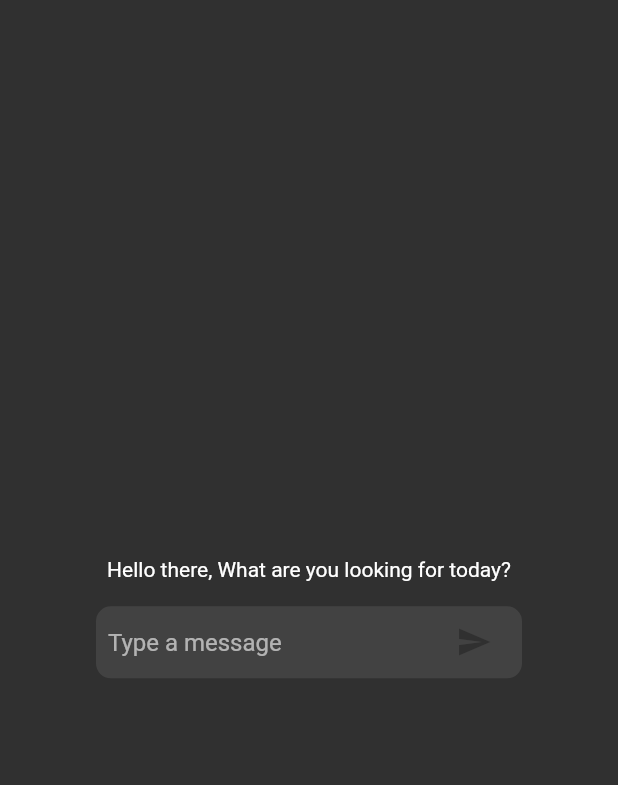
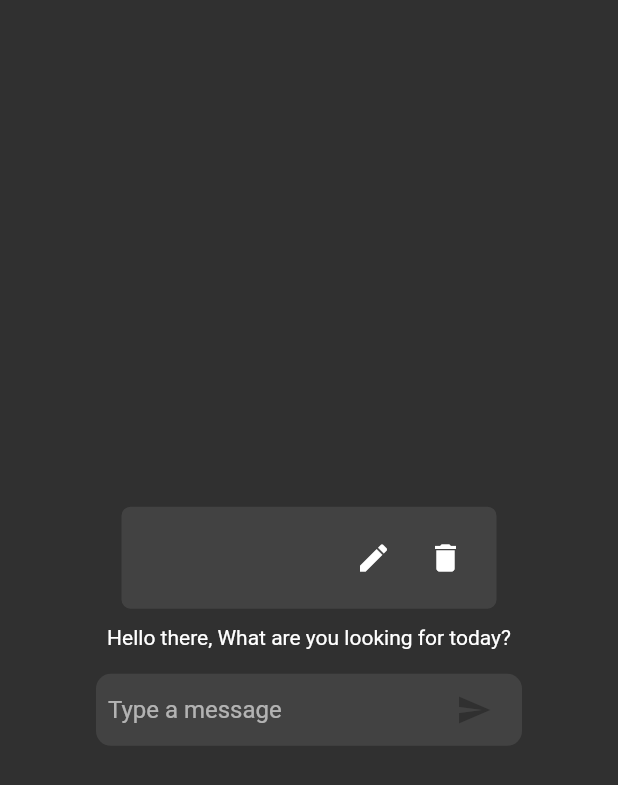
Before and after one commit to JanDuchnowski/chatapp, a Flutter app: the screen it shows after launch, after a tap on the "send" icon, on a phone screen of 412 x 824 dp. Shown: the top 785 px of the screen. Run offline on Flutter 3.47's test engine with Material 2 defaults, Android fonts, the phone set to English and light mode, and no system bars; our stand-ins replace bloc, equatable, flutter_bloc.

Commit message:
Working delete and edit message

```diff
--- a/chat_app/lib/bloc/chat/chat_bloc.dart
+++ b/chat_app/lib/bloc/chat/chat_bloc.dart
@@ -1,15 +1,24 @@
 import 'package:bloc/bloc.dart';
-import 'package:chat_app/screens/chat_screen/widgets/chat_message.dart';
+import 'package:chat_app/interfaces/chat_interface.dart';
 import 'package:equatable/equatable.dart';
-import 'package:meta/meta.dart';
+import 'package:flutter/material.dart';
 
 part 'chat_event.dart';
 part 'chat_state.dart';
 
 class ChatBloc extends Bloc<ChatEvent, ChatState> {
-  ChatBloc() : super(ChatInitial()) {
-    on<ChatEvent>((event, emit) {
-      // TODO: implement event handler
-    });
+  final ChatInterface chatInterface;
+  ChatBloc({required this.chatInterface}) : super(ChatState.initial()) {
+  on<NewMessageEvent>((event, emit) async{
+    final Map<String, dynamic> response = await chatInterface.handleNewMessage(event.message);
+    final List<String> messageHistory = state.messageHistory + [event.message];
+    emit(state.copyWith(messageHistory: messageHistory, answer:'answer', status: ChatStateStatus.fetched));
+  },);
+
+  on<DeleteMessageEvent>((event, emit) {
+    final List<String> messageHistory = state.messageHistory;
+    final List<String> szyc = List.from(messageHistory)..removeAt(event.index);
+    emit(state.copyWith(messageHistory: szyc, answer:'answer', status: ChatStateStatus.messageDeleted));
+  },);
   }
 }
--- a/chat_app/lib/bloc/chat/chat_event.dart
+++ b/chat_app/lib/bloc/chat/chat_event.dart
@@ -6,8 +6,17 @@ sealed class ChatEvent extends Equatable {}
 final class NewMessageEvent extends ChatEvent {
   final String message;
 
-  NewMessageEvent(this.message);
+  NewMessageEvent({required this.message});
 
   @override
   List<Object> get props => [message];
 }
+
+final class DeleteMessageEvent extends ChatEvent {
+  final int index;
+
+  DeleteMessageEvent({required this.index});
+
+  @override
+  List<Object> get props => [index];
+}
--- a/chat_app/lib/bloc/chat/chat_state.dart
+++ b/chat_app/lib/bloc/chat/chat_state.dart
@@ -1,18 +1,31 @@
 part of 'chat_bloc.dart';
 
+enum ChatStateStatus { initial, fetching, fetched, newMessageAdded ,messageDeleted}
+
 @immutable
-sealed class ChatState extends Equatable {}
+ class ChatState extends Equatable {
+    final List<String> messageHistory;
+  final String answer;
+  final ChatStateStatus status;
 
-final class ChatInitial extends ChatState {
-  @override
-  List<Object> get props => [];
-}
+  const ChatState({required this.messageHistory, required this.answer, required this.status});
 
-final class ChatFetchedState extends ChatState {
-  final List<ChatMessage> messages;
+  ChatState.initial()
+      : messageHistory = [],
+        answer = '', status = ChatStateStatus.initial;
 
-  ChatFetchedState(this.messages);
+  ChatState copyWith({
+    List<String>? messageHistory,
+    String? answer,
+    ChatStateStatus? status,
+  }) {
+    return ChatState(
+      messageHistory: messageHistory ?? this.messageHistory,
+      answer: answer ?? this.answer,
+      status: status ?? this.status,
+    );
+  }
 
   @override
-  List<Object> get props => [messages];
+  List<Object> get props => [messageHistory, answer, status];
 }
--- a/chat_app/lib/main.dart
+++ b/chat_app/lib/main.dart
@@ -1,18 +1,19 @@
 import 'package:chat_app/bloc/authentication/authentication_bloc.dart';
+import 'package:chat_app/bloc/bloc_observer.dart';
 import 'package:chat_app/bloc/chat/chat_bloc.dart';
 import 'package:chat_app/bloc/theme/theme_bloc.dart';
-import 'package:chat_app/constant_strings.dart';
-import 'package:chat_app/screens/chat_screen/widgets/chat_message.dart';
-import 'package:chat_app/theme/theme.dart';
-import 'package:chat_app/utils/build_context_data.dart';
+import 'package:chat_app/interfaces/chat_interface.dart';
+import 'package:chat_app/repositories/chat_repository.dart';
+import 'package:chat_app/screens/chat_screen/chat_screen.dart';
 import 'package:flutter/material.dart';
 import 'package:flutter_bloc/flutter_bloc.dart';
 
 void main() {
+  final ChatInterface chatInterface = ChatRepository();
   runApp(MultiBlocProvider(
     providers: [
       BlocProvider(
-        create: (context) => ChatBloc(),
+        create: (context) => ChatBloc(chatInterface: chatInterface),
       ),
       BlocProvider(
         create: (context) => AuthenticationBloc(),
@@ -20,10 +21,15 @@ void main() {
       BlocProvider(create: (context) => ThemeBloc()),
     ],
     child: ChatGPTPage(),
-  ));
+
+  ),
+  );
+    Bloc.observer = AppBlocObserver();
 }
 
 class ChatGPTPage extends StatelessWidget {
+  const ChatGPTPage({super.key});
+
   @override
   Widget build(BuildContext context) {
     return MaterialApp(
@@ -35,68 +41,10 @@ class ChatGPTPage extends StatelessWidget {
   }
 }
 
-class ChatScreen extends StatefulWidget {
-  @override
-  _ChatScreenState createState() => _ChatScreenState();
-}
 
-class _ChatScreenState extends State<ChatScreen> {
-  final TextEditingController _textController = TextEditingController();
-  final List<ChatMessage> _messages = <ChatMessage>[];
 
-  @override
-  Widget build(BuildContext context) {
-    final BuildContextData ctxData = BuildContextData(context);
-    return Padding(
-         padding: const EdgeInsets.symmetric(horizontal: 64.0),
-      child: Column(
-        mainAxisAlignment: MainAxisAlignment.center,
-        children: <Widget>[
-          // Flexible(
-          //   child: ListView.builder(
-          //     reverse: true,
-          //     itemCount: _messages.length,
-          //     itemBuilder: (_, int index) => _messages[index],
-          //   ),
-          // ),
-          //const Divider(height: 1.0),
-          Text(ConstantStrings.WELCOME_USER),
-          SizedBox(height: ctxData.screenHeight * 0.02,),
-          Container(
-            decoration: BoxDecoration(
-              color: Theme.of(context).cardColor,
-              borderRadius: BorderRadius.circular(10),
-            ),
-            child: _buildTextComposer(),
-          ),
-        ],
-      ),
-    );
-  }
 
-  Widget _buildTextComposer() {
-    return IconTheme(
-      data: IconThemeData(color: Theme.of(context).canvasColor),
-      child: Container(
-        margin: EdgeInsets.symmetric(horizontal: 8.0),
-        child: Row(
-          children: <Widget>[
-            Flexible(
-              child: TextField(
-                controller: _textController,
-                onSubmitted: (text) {},
-                decoration: InputDecoration.collapsed(
-                  hintText: 'Type a message',
-                ),
-              ),
-            ),
-            IconButton(
-              icon: Icon(Icons.send),
-              onPressed: () => {},
-            ),
-          ],
-        ),
-      ),
-    );
-  }
-}
+
+// ListView z poprzednimi wiadomościami na górze
+// SizedBox
+// Szybki opis + 5 wyników
--- a/chat_app/lib/screens/chat_screen/chat_screen.dart
+++ b/chat_app/lib/screens/chat_screen/chat_screen.dart
@@ -0,0 +1,82 @@
+import 'package:chat_app/bloc/chat/chat_bloc.dart';
+import 'package:chat_app/constant_strings.dart';
+import 'package:chat_app/screens/chat_screen/widgets/chat_message.dart';
+import 'package:chat_app/utils/build_context_data.dart';
+import 'package:flutter/material.dart';
+import 'package:flutter_bloc/flutter_bloc.dart';
+
+class ChatScreen extends StatelessWidget {
+  final TextEditingController _textController = TextEditingController();
+
+  ChatScreen({super.key});
+
+  @override
+  Widget build(BuildContext context) {
+    final BuildContextData ctxData = BuildContextData(context);
+    return BlocBuilder<ChatBloc, ChatState>(
+      builder: (context, state) {
+        return Padding(
+          padding: const EdgeInsets.symmetric(horizontal: 64.0),
+          child: Column(
+            mainAxisAlignment: MainAxisAlignment.center,
+            children: <Widget>[
+              if(state.messageHistory.isNotEmpty)
+              ListView.builder(
+                itemBuilder: (context, index) {
+                  return ChatMessage(
+                    text: state.messageHistory[index],
+                    index: index,
+                  );
+                },
+                itemCount: state.messageHistory.length,
+                shrinkWrap: true,
+              ),
+              const Text(ConstantStrings.WELCOME_USER),
+              SizedBox(
+                height: ctxData.screenHeight * 0.02,
+              ),
+              Container(
+                decoration: BoxDecoration(
+                  color: Theme.of(context).cardColor,
+                  borderRadius: BorderRadius.circular(10),
+                ),
+                child: _buildTextComposer(context),
+              ),
+            ],
+          ),
+        );
+      },
+    );
+  }
+
+  Widget _buildTextComposer(BuildContext context) {
+    return IconTheme(
+      data: IconThemeData(color: Theme.of(context).canvasColor),
+      child: Container(
+        margin: const EdgeInsets.symmetric(horizontal: 8.0),
+        child: Row(
+          children: <Widget>[
+            Flexible(
+              child: TextField(
+                controller: _textController,
+                onSubmitted: (text) {},
+                decoration: const InputDecoration.collapsed(
+                  hintText: 'Type a message',
+                ),
+              ),
+            ),
+            IconButton(
+              icon: const Icon(Icons.send),
+              onPressed: () {
+                context
+                    .read<ChatBloc>()
+                    .add(NewMessageEvent(message: _textController.text));
+                _textController.clear();
+              },
+            ),
+          ],
+        ),
+      ),
+    );
+  }
+}
--- a/chat_app/lib/screens/chat_screen/widgets/chat_message.dart
+++ b/chat_app/lib/screens/chat_screen/widgets/chat_message.dart
@@ -1,43 +1,103 @@
+import 'package:chat_app/bloc/chat/chat_bloc.dart';
 import 'package:flutter/material.dart';
+import 'package:flutter_bloc/flutter_bloc.dart';
 
-class ChatMessage extends StatelessWidget {
-  final String text;
-  final bool isSentByUser;
+class ChatMessage extends StatefulWidget {
+  String text;
+  final int index;
+  ChatMessage({Key? key, required this.text, required  this.index}) : super(key: key);
 
-  ChatMessage({required this.text, required this.isSentByUser});
+  @override
+  _ChatMessageState createState() => _ChatMessageState();
+}
+
+class _ChatMessageState extends State<ChatMessage> {
+  final TextEditingController _textController = TextEditingController();
+  bool isEditing = false;
+
+  @override
+  void dispose() {
+    _textController.dispose();
+    super.dispose();
+  }
+
+  void startEditing() {
+    setState(() {
+      isEditing = true;
+      _textController.text = widget.text;
+    });
+  }
+
+  void cancelEditing() {
+    setState(() {
+      isEditing = false;
+      _textController.text = '';
+    });
+  }
+
+  void saveChanges() {
+    setState(() {
+      isEditing = false;
+      widget.text = _textController.text;
+      if(_textController.text.isEmpty) {
+        context.read<ChatBloc>().add(DeleteMessageEvent(index: widget.index));
+      }
+    });
+  }
 
   @override
   Widget build(BuildContext context) {
     return Container(
-      margin: EdgeInsets.symmetric(vertical: 10.0, horizontal: 16.0),
+      margin: const EdgeInsets.symmetric(vertical: 10.0, horizontal: 16.0),
+      padding: EdgeInsets.all(10),
+      decoration: BoxDecoration(
+        color: Theme.of(context).cardColor,
+        borderRadius: BorderRadius.circular(7),
+        border: Border.all(color: Theme.of(context).canvasColor),
+      ),
       child: Row(
-        crossAxisAlignment: CrossAxisAlignment.start,
+        crossAxisAlignment: CrossAxisAlignment.center,
         children: <Widget>[
-          isSentByUser
-              ? Expanded(child: SizedBox())
-              : CircleAvatar(child: Text('AI')),
-          SizedBox(width: 8.0),
+          const SizedBox(width: 8.0),
           Expanded(
             flex: 5,
             child: Column(
-              crossAxisAlignment: isSentByUser
-                  ? CrossAxisAlignment.end
-                  : CrossAxisAlignment.start,
+              crossAxisAlignment: CrossAxisAlignment.start,
               children: <Widget>[
-                Text(
-                  isSentByUser ? 'You' : 'AI',
-                  style: TextStyle(fontWeight: FontWeight.bold),
-                ),
-                Container(
-                  margin: EdgeInsets.only(top: 5.0),
-                  child: Text(text),
-                ),
+                if (isEditing)
+                  TextField(
+                    controller: _textController,
+                  )
+                else
+                  Container(
+                    margin: const EdgeInsets.only(top: 5.0),
+                    child: Text(widget.text),
+                  ),
               ],
             ),
           ),
-          isSentByUser
-              ? CircleAvatar(child: Text('You'))
-              : Expanded(child: SizedBox()),
+          IconButton(
+            icon: Icon(Icons.edit),
+            onPressed: () {
+              if (isEditing) {
+                saveChanges();
+              } else {
+                startEditing();
+              }
+            },
+          ),
+          IconButton(
+            icon: Icon(Icons.delete),
+            onPressed: () {
+
+              context.read<ChatBloc>().add(DeleteMessageEvent(index: widget.index));
+            },
+          ),
+          if (isEditing)
+            IconButton(
+              icon: Icon(Icons.cancel),
+              onPressed: cancelEditing,
+            ),
         ],
       ),
     );
```
Also changed, not shown: chat_app/lib/bloc/bloc_observer.dart (added, +27 -0 lines).
